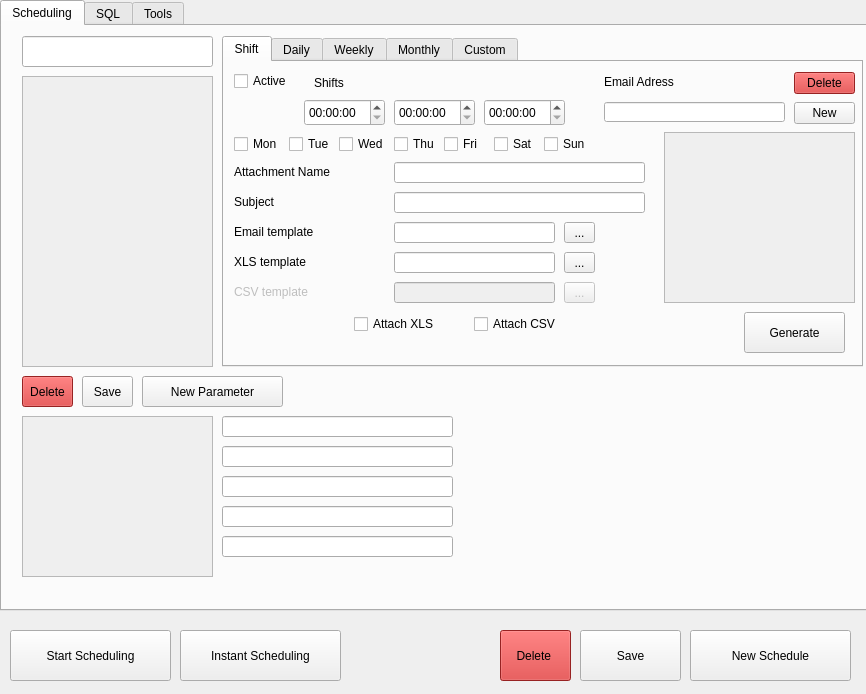
Davebudil/reporter, file reporter.ui: the form before one commit.
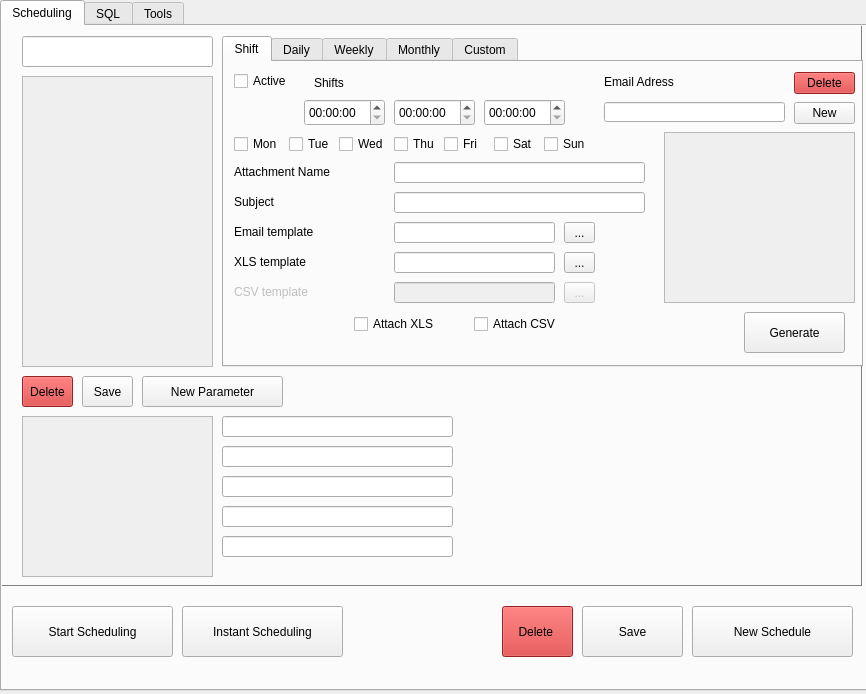
The form after the commit.

Commit message: Weekly generating fixed, small UI changes and fixes

What changed in the file:
```diff
--- a/reporter.ui
+++ b/reporter.ui
@@ -38,7 +38,7 @@
       <x>0</x>
       <y>0</y>
       <width>871</width>
-      <height>611</height>
+      <height>691</height>
      </rect>
     </property>
     <property name="styleSheet">
@@ -2379,6 +2379,97 @@
        </rect>
       </property>
      </widget>
+     <widget class="QWidget" name="widget" native="true">
+      <property name="geometry">
+       <rect>
+        <x>-1</x>
+        <y>-1</y>
+        <width>861</width>
+        <height>561</height>
+       </rect>
+      </property>
+      <property name="styleSheet">
+       <string notr="true">border: 1px solid grey</string>
+      </property>
+     </widget>
+     <widget class="QToolButton" name="startTImer">
+      <property name="geometry">
+       <rect>
+        <x>10</x>
+        <y>580</y>
+        <width>161</width>
+        <height>51</height>
+       </rect>
+      </property>
+      <property name="text">
+       <string>Start Scheduling</string>
+      </property>
+     </widget>
+     <widget class="QToolButton" name="saveScheduling">
+      <property name="geometry">
+       <rect>
+        <x>580</x>
+        <y>580</y>
+        <width>101</width>
+        <height>51</height>
+       </rect>
+      </property>
+      <property name="text">
+       <string>Save</string>
+      </property>
+     </widget>
+     <widget class="QToolButton" name="deleteScheduling">
+      <property name="geometry">
+       <rect>
+        <x>500</x>
+        <y>580</y>
+        <width>71</width>
+        <height>51</height>
+       </rect>
+      </property>
+      <property name="styleSheet">
+       <string notr="true">background-color: #d32f2f;</string>
+      </property>
+      <property name="text">
+       <string>Delete </string>
+      </property>
+     </widget>
+     <widget class="QToolButton" name="toolButton_4">
+      <property name="geometry">
+       <rect>
+        <x>180</x>
+        <y>580</y>
+        <width>161</width>
+        <height>51</height>
+       </rect>
+      </property>
+      <property name="text">
+       <string>Instant Scheduling</string>
+      </property>
+     </widget>
+     <widget class="QToolButton" name="newScheduling">
+      <property name="geometry">
+       <rect>
+        <x>690</x>
+        <y>580</y>
+        <width>161</width>
+        <height>51</height>
+       </rect>
+      </property>
+      <property name="text">
+       <string>New Schedule</string>
+      </property>
+     </widget>
+     <zorder>widget</zorder>
+     <zorder>paramWidget</zorder>
+     <zorder>tabWidget_2</zorder>
+     <zorder>scrollSchedule</zorder>
+     <zorder>scheduleName</zorder>
+     <zorder>startTImer</zorder>
+     <zorder>saveScheduling</zorder>
+     <zorder>deleteScheduling</zorder>
+     <zorder>toolButton_4</zorder>
+     <zorder>newScheduling</zorder>
     </widget>
     <widget class="QWidget" name="SQL">
      <attribute name="title">
@@ -2784,74 +2875,6 @@
      </widget>
     </widget>
    </widget>
-   <widget class="QToolButton" name="deleteScheduling">
-    <property name="geometry">
-     <rect>
-      <x>500</x>
-      <y>630</y>
-      <width>71</width>
-      <height>51</height>
-     </rect>
-    </property>
-    <property name="styleSheet">
-     <string notr="true">background-color: #d32f2f;</string>
-    </property>
-    <property name="text">
-     <string>Delete </string>
-    </property>
-   </widget>
-   <widget class="QToolButton" name="saveScheduling">
-    <property name="geometry">
-     <rect>
-      <x>580</x>
-      <y>630</y>
-      <width>101</width>
-      <height>51</height>
-     </rect>
-    </property>
-    <property name="text">
-     <string>Save</string>
-    </property>
-   </widget>
-   <widget class="QToolButton" name="newScheduling">
-    <property name="geometry">
-     <rect>
-      <x>690</x>
-      <y>630</y>
-      <width>161</width>
-      <height>51</height>
-     </rect>
-    </property>
-    <property name="text">
-     <string>New Schedule</string>
-    </property>
-   </widget>
-   <widget class="QToolButton" name="startTImer">
-    <property name="geometry">
-     <rect>
-      <x>10</x>
-      <y>630</y>
-      <width>161</width>
-      <height>51</height>
-     </rect>
-    </property>
-    <property name="text">
-     <string>Start Scheduling</string>
-    </property>
-   </widget>
-   <widget class="QToolButton" name="toolButton_4">
-    <property name="geometry">
-     <rect>
-      <x>180</x>
-      <y>630</y>
-      <width>161</width>
-      <height>51</height>
-     </rect>
-    </property>
-    <property name="text">
-     <string>Instant Scheduling</string>
-    </property>
-   </widget>
   </widget>
  </widget>
  <layoutdefault spacing="6" margin="11"/>
```
Left out of the diff: 60 changed lines with no effect on the pictures. The commit also changes 7 other files.
